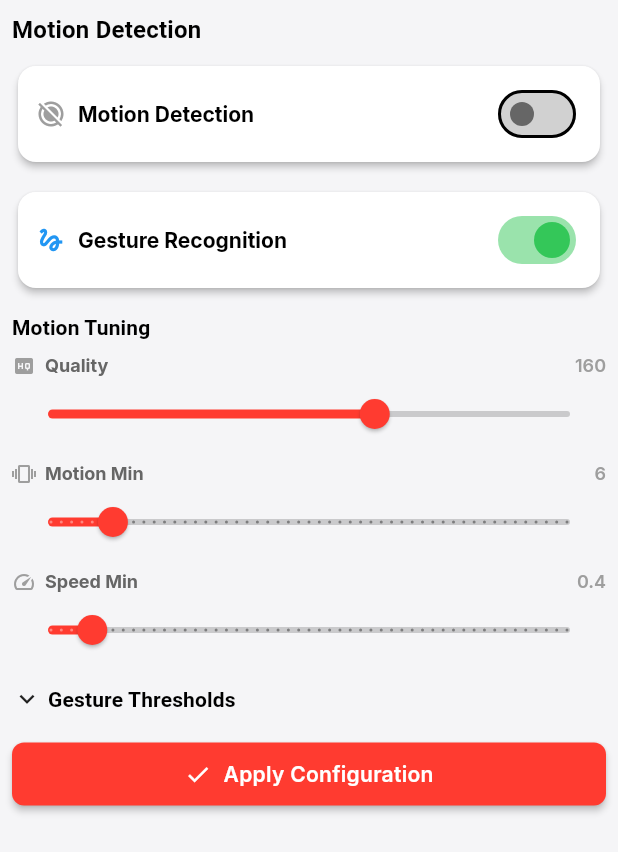
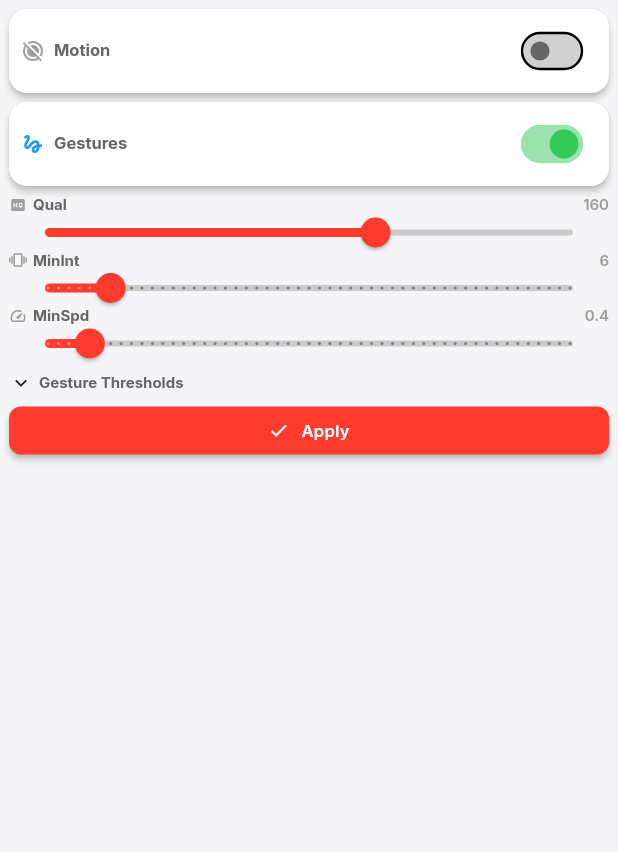
Before and after one commit to rederyk/LedSaber, a Flutter app: the MotionTab widget shown alone on an empty page, opened directly, on a phone screen of 412 x 824 dp. Shown: the top 852 px of the screen. Run offline on Flutter 3.47's test engine with Material 3 defaults, Android fonts, the light colour scheme and no system bars; our stand-ins replace flutter_blue_plus, flutter_colorpicker, permission_handler, shared_preferences; accounts and stored records are empty; project files that could hold a hidden picture were left out.

```diff
--- a/AppMobile/flutter_led_saber/lib/screens/tabs/motion_tab.dart
+++ b/AppMobile/flutter_led_saber/lib/screens/tabs/motion_tab.dart
@@ -72,8 +72,8 @@ class _MotionTabState extends State<MotionTab> {
     if (currentConfig == null) {
       ScaffoldMessenger.of(context).showSnackBar(
         const SnackBar(
-          content: Text('Configuration not loaded yet'),
-          duration: Duration(seconds: 2),
+          content: Text('Config not loaded'),
+          duration: Duration(seconds: 1),
         ),
       );
       return;
@@ -93,8 +93,8 @@ class _MotionTabState extends State<MotionTab> {
 
     ScaffoldMessenger.of(context).showSnackBar(
       const SnackBar(
-        content: Text('Motion configuration applied!'),
-        duration: Duration(seconds: 2),
+        content: Text('Applied!'),
+        duration: Duration(seconds: 1),
       ),
     );
   }
@@ -120,54 +120,41 @@ class _MotionTabState extends State<MotionTab> {
     }
 
     return SingleChildScrollView(
-      padding: const EdgeInsets.all(8),
+      padding: const EdgeInsets.all(6),
       child: Column(
         crossAxisAlignment: CrossAxisAlignment.start,
         children: [
-          // Titolo sezione
-          Text(
-            'Motion Detection',
-            style: Theme.of(context).textTheme.titleMedium?.copyWith(
-              fontWeight: FontWeight.bold,
-            ),
-          ),
-          const SizedBox(height: 8),
+          // Motion Detection Toggle (compatto)
+          _buildMotionToggle(state, config, motionProvider),
+          const SizedBox(height: 6),
 
-          // Motion Detection Toggle
-          _buildMotionToggle(state, config, motionProvider),
-
-          const SizedBox(height: 12),
-
-          // Live Motion Data
+          // Live Motion Data (solo se abilitato)
           if (state?.enabled ?? false) ...[
             _buildLiveMotionData(state!),
-            const SizedBox(height: 12),
+            const SizedBox(height: 6),
           ],
 
-          // Gestures Enable Toggle
+          // Gestures Enable Toggle (compatto)
           _buildGesturesToggle(config, motionProvider),
+          const SizedBox(height: 6),
 
-          const SizedBox(height: 12),
-
-          // Motion Tuning Sliders
+          // Motion Tuning Sliders (compatti)
           _buildMotionTuning(),
-
-          const SizedBox(height: 12),
+          const SizedBox(height: 6),
 
           // Advanced Settings (Collapsable)
           _buildAdvancedSettings(),
+          const SizedBox(height: 8),
 
-          const SizedBox(height: 16),
-
-          // Apply Button
+          // Apply Button (compatto)
           _buildApplyButton(motionProvider),
 
           // Error message
           if (motionProvider.errorMessage != null) ...[
-            const SizedBox(height: 8),
+            const SizedBox(height: 4),
             Text(
               motionProvider.errorMessage!,
-              style: const TextStyle(color: Colors.red, fontSize: 12),
+              style: const TextStyle(color: Colors.red, fontSize: 10),
             ),
           ],
         ],
@@ -175,13 +162,14 @@ class _MotionTabState extends State<MotionTab> {
     );
   }
 
-  /// Motion Detection Toggle
+  /// Motion Detection Toggle (compatto)
   Widget _buildMotionToggle(MotionState? state, MotionConfig? config, MotionProvider provider) {
     final isEnabled = state?.enabled ?? config?.enabled ?? false;
 
     return Card(
+      margin: EdgeInsets.zero,
       child: Padding(
-        padding: const EdgeInsets.symmetric(horizontal: 12, vertical: 8),
+        padding: const EdgeInsets.symmetric(horizontal: 8, vertical: 4),
         child: Row(
           mainAxisAlignment: MainAxisAlignment.spaceBetween,
           children: [
@@ -190,20 +178,24 @@ class _MotionTabState extends State<MotionTab> {
                 Icon(
                   isEnabled ? Icons.motion_photos_on : Icons.motion_photos_off,
                   color: isEnabled ? Colors.green : Colors.grey,
-                  size: 20,
+                  size: 16,
                 ),
-                const SizedBox(width: 8),
+                const SizedBox(width: 6),
                 Text(
-                  'Motion Detection',
-                  style: Theme.of(context).textTheme.bodyMedium?.copyWith(
+                  'Motion',
+                  style: Theme.of(context).textTheme.bodySmall?.copyWith(
                     fontWeight: FontWeight.bold,
+                    fontSize: 11,
                   ),
                 ),
               ],
             ),
-            Switch(
+            Transform.scale(
+              scale: 0.8,
+              child: Switch(
                 value: isEnabled,
                 onChanged: (value) => _toggleMotionDetection(value, provider),
+              ),
             ),
           ],
         ),
@@ -211,13 +203,14 @@ class _MotionTabState extends State<MotionTab> {
     );
   }
 
-  /// Gestures Enable Toggle
+  /// Gestures Enable Toggle (compatto)
   Widget _buildGesturesToggle(MotionConfig? config, MotionProvider provider) {
     final isEnabled = config?.gesturesEnabled ?? true;
 
     return Card(
+      margin: EdgeInsets.zero,
       child: Padding(
-        padding: const EdgeInsets.symmetric(horizontal: 12, vertical: 8),
+        padding: const EdgeInsets.symmetric(horizontal: 8, vertical: 4),
         child: Row(
           mainAxisAlignment: MainAxisAlignment.spaceBetween,
           children: [
@@ -226,20 +219,24 @@ class _MotionTabState extends State<MotionTab> {
                 Icon(
                   isEnabled ? Icons.gesture : Icons.block,
                   color: isEnabled ? Colors.blue : Colors.grey,
-                  size: 20,
+                  size: 16,
                 ),
-                const SizedBox(width: 8),
+                const SizedBox(width: 6),
                 Text(
-                  'Gesture Recognition',
-                  style: Theme.of(context).textTheme.bodyMedium?.copyWith(
+                  'Gestures',
+                  style: Theme.of(context).textTheme.bodySmall?.copyWith(
                     fontWeight: FontWeight.bold,
+                    fontSize: 11,
                   ),
                 ),
               ],
             ),
-            Switch(
+            Transform.scale(
+              scale: 0.8,
+              child: Switch(
                 value: isEnabled,
                 onChanged: (value) => _toggleGestures(value, provider),
+              ),
             ),
           ],
         ),
@@ -247,68 +244,65 @@ class _MotionTabState extends State<MotionTab> {
     );
   }
 
-  /// Live Motion Data Display
+  /// Live Motion Data Display (ultra-compatto)
   Widget _buildLiveMotionData(MotionState state) {
     return Card(
+      margin: EdgeInsets.zero,
       color: Theme.of(context).cardColor.withValues(alpha: 0.5),
       child: Padding(
-        padding: const EdgeInsets.all(12),
+        padding: const EdgeInsets.all(8),
         child: Column(
           crossAxisAlignment: CrossAxisAlignment.start,
           children: [
+            // Header compatto
+            Row(
+              children: [
+                const Icon(Icons.sensors, size: 12, color: Colors.grey),
+                const SizedBox(width: 4),
                 Text(
-              'Live Motion',
-              style: Theme.of(context).textTheme.titleSmall?.copyWith(
+                  'Live',
+                  style: Theme.of(context).textTheme.bodySmall?.copyWith(
                     fontWeight: FontWeight.bold,
+                    fontSize: 10,
                   ),
                 ),
-            const SizedBox(height: 8),
-
-            // Direction
-            _buildLiveDataRow(
-              'Direction:',
-              state.direction,
-              _getDirectionIcon(state.direction),
+              ],
             ),
             const SizedBox(height: 4),
 
-            // Speed
-            _buildLiveDataRow(
-              'Speed:',
+            // Dati in griglia compatta 2x2
+            Row(
+              children: [
+                Expanded(
+                  child: _buildCompactDataItem(
+                    _getDirectionIcon(state.direction),
+                    state.direction,
+                  ),
+                ),
+                Expanded(
+                  child: _buildCompactDataItem(
+                    Icons.speed,
                     state.speed.toStringAsFixed(1),
-              Icons.speed,
+                  ),
+                ),
+              ],
             ),
             const SizedBox(height: 4),
-
-            // Confidence
-            _buildLiveDataRow(
-              'Confidence:',
-              '${state.confidence}%',
-              Icons.percent,
-            ),
-
-            const Divider(height: 16),
-
-            // Last Gesture
-            Text(
-              'Last Gesture',
-              style: Theme.of(context).textTheme.titleSmall?.copyWith(
-                fontWeight: FontWeight.bold,
+            Row(
+              children: [
+                Expanded(
+                  child: _buildCompactDataItem(
+                    _getGestureIcon(state.lastGesture),
+                    state.lastGesture,
                   ),
                 ),
-            const SizedBox(height: 8),
-
-            _buildLiveDataRow(
-              'Type:',
-              state.lastGesture,
-              _getGestureIcon(state.lastGesture),
+                Expanded(
+                  child: _buildCompactDataItem(
+                    Icons.percent,
+                    '${state.confidence}%',
                   ),
-            const SizedBox(height: 4),
-
-            _buildLiveDataRow(
-              'Confidence:',
-              '${state.gestureConfidence}%',
-              Icons.percent,
+                ),
+              ],
             ),
           ],
         ),
@@ -316,23 +310,21 @@ class _MotionTabState extends State<MotionTab> {
     );
   }
 
-  /// Live Data Row
-  Widget _buildLiveDataRow(String label, String value, IconData icon) {
+  /// Item dati compatto
+  Widget _buildCompactDataItem(IconData icon, String value) {
     return Row(
+      mainAxisSize: MainAxisSize.min,
       children: [
-        Icon(icon, size: 16, color: Colors.grey),
-        const SizedBox(width: 6),
-        Text(
-          label,
-          style: Theme.of(context).textTheme.bodySmall?.copyWith(
-            color: Colors.grey,
-          ),
-        ),
-        const SizedBox(width: 8),
-        Text(
+        Icon(icon, size: 12, color: Colors.grey),
+        const SizedBox(width: 4),
+        Flexible(
+          child: Text(
             value,
             style: Theme.of(context).textTheme.bodySmall?.copyWith(
-            fontWeight: FontWeight.bold,
+              fontSize: 10,
+              fontWeight: FontWeight.w600,
+            ),
+            overflow: TextOverflow.ellipsis,
           ),
         ),
       ],
@@ -369,22 +361,14 @@ class _MotionTabState extends State<MotionTab> {
     }
   }
 
-  /// Motion Tuning Sliders
+  /// Motion Tuning Sliders (compatti)
   Widget _buildMotionTuning() {
     return Column(
       crossAxisAlignment: CrossAxisAlignment.start,
       children: [
-        Text(
-          'Motion Tuning',
-          style: Theme.of(context).textTheme.titleSmall?.copyWith(
-            fontWeight: FontWeight.bold,
-          ),
-        ),
-        const SizedBox(height: 8),
-
         // Quality
-        _buildSlider(
-          'Quality',
+        _buildCompactSlider(
+          'Qual',
           _quality,
           0,
           255,
@@ -392,11 +376,9 @@ class _MotionTabState extends State<MotionTab> {
           Icons.high_quality,
         ),
 
-        const SizedBox(height: 8),
-
         // Motion Intensity Min
-        _buildSlider(
-          'Motion Min',
+        _buildCompactSlider(
+          'MinInt',
           _motionIntensityMin,
           0,
           50,
@@ -404,11 +386,9 @@ class _MotionTabState extends State<MotionTab> {
           Icons.vibration,
         ),
 
-        const SizedBox(height: 8),
-
         // Motion Speed Min
-        _buildSlider(
-          'Speed Min',
+        _buildCompactSlider(
+          'MinSpd',
           _motionSpeedMin,
           0.0,
           5.0,
@@ -421,7 +401,7 @@ class _MotionTabState extends State<MotionTab> {
     );
   }
 
-  /// Advanced Settings (Collapsable)
+  /// Advanced Settings (Collapsable, compatto)
   Widget _buildAdvancedSettings() {
     return Column(
       crossAxisAlignment: CrossAxisAlignment.start,
@@ -437,13 +417,14 @@ class _MotionTabState extends State<MotionTab> {
             children: [
               Icon(
                 _showAdvanced ? Icons.expand_less : Icons.expand_more,
-                size: 20,
+                size: 16,
               ),
               const SizedBox(width: 4),
               Text(
                 'Gesture Thresholds',
-                style: Theme.of(context).textTheme.titleSmall?.copyWith(
+                style: Theme.of(context).textTheme.bodySmall?.copyWith(
                   fontWeight: FontWeight.bold,
+                  fontSize: 10,
                 ),
               ),
             ],
@@ -452,11 +433,11 @@ class _MotionTabState extends State<MotionTab> {
 
         // Contenuto collapsabile
         if (_showAdvanced) ...[
-          const SizedBox(height: 8),
+          const SizedBox(height: 4),
 
           // Ignition Threshold
-          _buildSlider(
-            'Ignition',
+          _buildCompactSlider(
+            'Ignit',
             _gestureIgnitionIntensity,
             0,
             255,
@@ -464,11 +445,9 @@ class _MotionTabState extends State<MotionTab> {
             Icons.flash_on,
           ),
 
-          const SizedBox(height: 8),
-
           // Retract Threshold
-          _buildSlider(
-            'Retract',
+          _buildCompactSlider(
+            'Retrc',
             _gestureRetractIntensity,
             0,
             255,
@@ -476,10 +455,8 @@ class _MotionTabState extends State<MotionTab> {
             Icons.flash_off,
           ),
 
-          const SizedBox(height: 8),
-
           // Clash Threshold
-          _buildSlider(
+          _buildCompactSlider(
             'Clash',
             _gestureClashIntensity,
             0,
@@ -488,25 +465,30 @@ class _MotionTabState extends State<MotionTab> {
             Icons.warning,
           ),
 
-          const SizedBox(height: 12),
+          const SizedBox(height: 4),
 
           // Debug Logs Toggle
           Row(
             children: [
-              const Icon(Icons.bug_report, size: 16, color: Colors.grey),
-              const SizedBox(width: 6),
+              const Icon(Icons.bug_report, size: 12, color: Colors.grey),
+              const SizedBox(width: 4),
               Text(
-                'Debug Logs',
-                style: Theme.of(context).textTheme.bodySmall,
+                'Debug',
+                style: Theme.of(context).textTheme.bodySmall?.copyWith(
+                  fontSize: 10,
+                ),
               ),
               const Spacer(),
-              Switch(
+              Transform.scale(
+                scale: 0.7,
+                child: Switch(
                   value: _debugLogs,
                   onChanged: (value) {
                     setState(() {
                       _debugLogs = value;
                     });
                   },
+                ),
               ),
             ],
           ),
@@ -515,8 +497,8 @@ class _MotionTabState extends State<MotionTab> {
     );
   }
 
-  /// Generic Slider Builder
-  Widget _buildSlider(
+  /// Compact Slider Builder
+  Widget _buildCompactSlider(
     String label,
     double value,
     double min,
@@ -531,12 +513,13 @@ class _MotionTabState extends State<MotionTab> {
       children: [
         Row(
           children: [
-            Icon(icon, size: 16, color: Colors.grey),
-            const SizedBox(width: 6),
+            Icon(icon, size: 12, color: Colors.grey),
+            const SizedBox(width: 4),
             Text(
               label,
               style: Theme.of(context).textTheme.bodySmall?.copyWith(
                 fontWeight: FontWeight.bold,
+                fontSize: 10,
               ),
             ),
             const Spacer(),
@@ -547,31 +530,39 @@ class _MotionTabState extends State<MotionTab> {
               style: Theme.of(context).textTheme.bodySmall?.copyWith(
                 color: Colors.grey,
                 fontWeight: FontWeight.w600,
+                fontSize: 10,
               ),
             ),
           ],
         ),
-        Slider(
+        SizedBox(
+          height: 24,
+          child: Slider(
             value: value,
             min: min,
             max: max,
             divisions: divisions ?? (max - min).round(),
             onChanged: onChanged,
           ),
+        ),
       ],
     );
   }
 
-  /// Apply Configuration Button
+  /// Apply Configuration Button (compatto)
   Widget _buildApplyButton(MotionProvider provider) {
     return SizedBox(
       width: double.infinity,
+      height: 32,
       child: ElevatedButton.icon(
         onPressed: () => _applyMotionConfig(provider),
-        icon: const Icon(Icons.check),
-        label: const Text('Apply Configuration'),
+        icon: const Icon(Icons.check, size: 14),
+        label: const Text(
+          'Apply',
+          style: TextStyle(fontSize: 11),
+        ),
         style: ElevatedButton.styleFrom(
-          padding: const EdgeInsets.symmetric(vertical: 12),
+          padding: const EdgeInsets.symmetric(horizontal: 12),
         ),
       ),
     );
```
Lines whose indentation alone changed are shown as unchanged.
